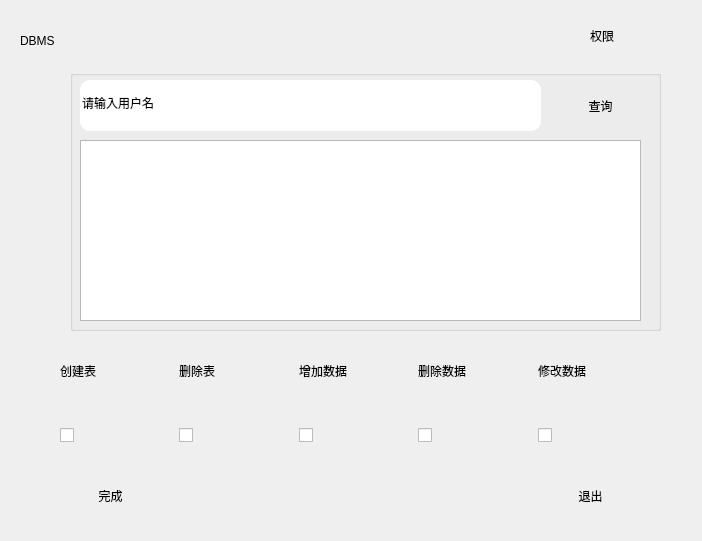
First picture: the form in privilegemanager.ui, repository jy-080610/DBMS, before the edit.
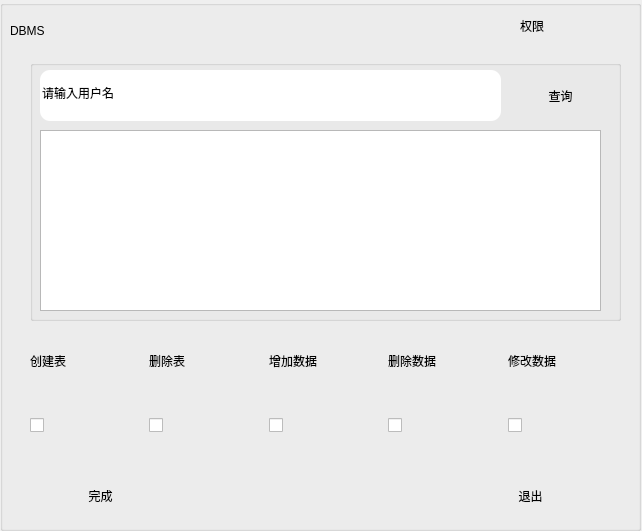
Second picture: the form after the edit. Icons and pictures are not drawn.

Commit message: 界面美化

```diff
--- a/privilegemanager.ui
+++ b/privilegemanager.ui
@@ -6,8 +6,8 @@
    <rect>
     <x>0</x>
     <y>0</y>
-    <width>702</width>
-    <height>541</height>
+    <width>642</width>
+    <height>531</height>
    </rect>
   </property>
   <property name="windowTitle">
@@ -30,11 +30,39 @@
     <string/>
    </property>
   </widget>
+  <widget class="QGroupBox" name="groupBox_2">
+   <property name="geometry">
+    <rect>
+     <x>0</x>
+     <y>0</y>
+     <width>641</width>
+     <height>531</height>
+    </rect>
+   </property>
+   <property name="title">
+    <string/>
+   </property>
+   <widget class="QLabel" name="label_5">
+    <property name="geometry">
+     <rect>
+      <x>10</x>
+      <y>0</y>
+      <width>121</width>
+      <height>61</height>
+     </rect>
+    </property>
+    <property name="styleSheet">
+     <string notr="true">font: 24pt &quot;华文隶书&quot;;</string>
+    </property>
+    <property name="text">
+     <string>DBMS</string>
+    </property>
+   </widget>
   <widget class="QLabel" name="label_2">
    <property name="geometry">
     <rect>
-     <x>590</x>
-     <y>20</y>
+      <x>520</x>
+      <y>10</y>
      <width>81</width>
      <height>31</height>
     </rect>
@@ -43,35 +71,57 @@
     <string>权限</string>
    </property>
   </widget>
-  <widget class="QPushButton" name="finish">
+   <widget class="QGroupBox" name="groupBox">
    <property name="geometry">
     <rect>
-     <x>40</x>
-     <y>470</y>
-     <width>141</width>
+      <x>30</x>
+      <y>60</y>
+      <width>591</width>
+      <height>261</height>
+     </rect>
+    </property>
+    <property name="title">
+     <string/>
+    </property>
+    <widget class="QLineEdit" name="user">
+     <property name="geometry">
+      <rect>
+       <x>10</x>
+       <y>10</y>
+       <width>461</width>
      <height>51</height>
     </rect>
    </property>
    <property name="styleSheet">
-    <string notr="true">QPushButton {
+      <string notr="true">QLineEdit {
   
+	background-image: url(:/picture/b5.jpg);
  border-color: rgb(93, 171, 255);
-    border-radius: 20px;
+    border-radius: 10px;
     border-style: outset;
- 
- background-image: url(:/picture/b3.jpg);
+  
     }</string>
    </property>
    <property name="text">
-    <string>完成</string>
-   </property>
-  </widget>
-  <widget class="QPushButton" name="exit">
+      <string>请输入用户名</string>
+     </property>
+    </widget>
+    <widget class="QTextBrowser" name="textBrowser">
    <property name="geometry">
     <rect>
-     <x>520</x>
-     <y>470</y>
-     <width>141</width>
+       <x>10</x>
+       <y>70</y>
+       <width>561</width>
+       <height>181</height>
+      </rect>
+     </property>
+    </widget>
+    <widget class="QPushButton" name="querry">
+     <property name="geometry">
+      <rect>
+       <x>480</x>
+       <y>10</y>
+       <width>101</width>
      <height>51</height>
     </rect>
    </property>
@@ -86,14 +136,15 @@
     }</string>
    </property>
    <property name="text">
-    <string>退出</string>
-   </property>
+      <string>查询</string>
+     </property>
+    </widget>
   </widget>
   <widget class="QWidget" name="widget" native="true">
    <property name="geometry">
     <rect>
-     <x>60</x>
-     <y>340</y>
+      <x>30</x>
+      <y>330</y>
      <width>591</width>
      <height>61</height>
     </rect>
@@ -189,8 +240,8 @@
   <widget class="QWidget" name="widget_2" native="true">
    <property name="geometry">
     <rect>
-     <x>60</x>
-     <y>410</y>
+      <x>30</x>
+      <y>400</y>
      <width>591</width>
      <height>51</height>
     </rect>
@@ -283,73 +334,35 @@
     </item>
    </layout>
   </widget>
-  <widget class="QLabel" name="label_5">
+   <widget class="QPushButton" name="finish">
    <property name="geometry">
     <rect>
-     <x>20</x>
-     <y>10</y>
-     <width>121</width>
-     <height>61</height>
-    </rect>
-   </property>
-   <property name="styleSheet">
-    <string notr="true">font: 24pt &quot;华文隶书&quot;;</string>
-   </property>
-   <property name="text">
-    <string>DBMS</string>
-   </property>
-  </widget>
-  <widget class="QGroupBox" name="groupBox">
-   <property name="geometry">
-    <rect>
-     <x>70</x>
-     <y>70</y>
-     <width>591</width>
-     <height>261</height>
-    </rect>
-   </property>
-   <property name="title">
-    <string/>
-   </property>
-   <widget class="QLineEdit" name="user">
-    <property name="geometry">
-     <rect>
-      <x>10</x>
-      <y>10</y>
-      <width>461</width>
+      <x>30</x>
+      <y>470</y>
+      <width>141</width>
       <height>51</height>
      </rect>
     </property>
     <property name="styleSheet">
-     <string notr="true">QLineEdit {
+     <string notr="true">QPushButton {
   
-	background-image: url(:/picture/b5.jpg);
  border-color: rgb(93, 171, 255);
-    border-radius: 10px;
+    border-radius: 20px;
     border-style: outset;
-  
+ 
+ background-image: url(:/picture/b3.jpg);
     }</string>
     </property>
     <property name="text">
-     <string>请输入用户名</string>
+     <string>完成</string>
     </property>
    </widget>
-   <widget class="QTextBrowser" name="textBrowser">
+   <widget class="QPushButton" name="exit">
     <property name="geometry">
      <rect>
-      <x>10</x>
-      <y>70</y>
-      <width>561</width>
-      <height>181</height>
-     </rect>
-    </property>
-   </widget>
-   <widget class="QPushButton" name="querry">
-    <property name="geometry">
-     <rect>
-      <x>480</x>
-      <y>10</y>
-      <width>101</width>
+      <x>460</x>
+      <y>470</y>
+      <width>141</width>
       <height>51</height>
      </rect>
     </property>
@@ -364,7 +377,7 @@
     }</string>
     </property>
     <property name="text">
-     <string>查询</string>
+     <string>退出</string>
     </property>
    </widget>
   </widget>
```
Lines whose indentation alone changed are shown as unchanged. The commit also changes 3 other files.
